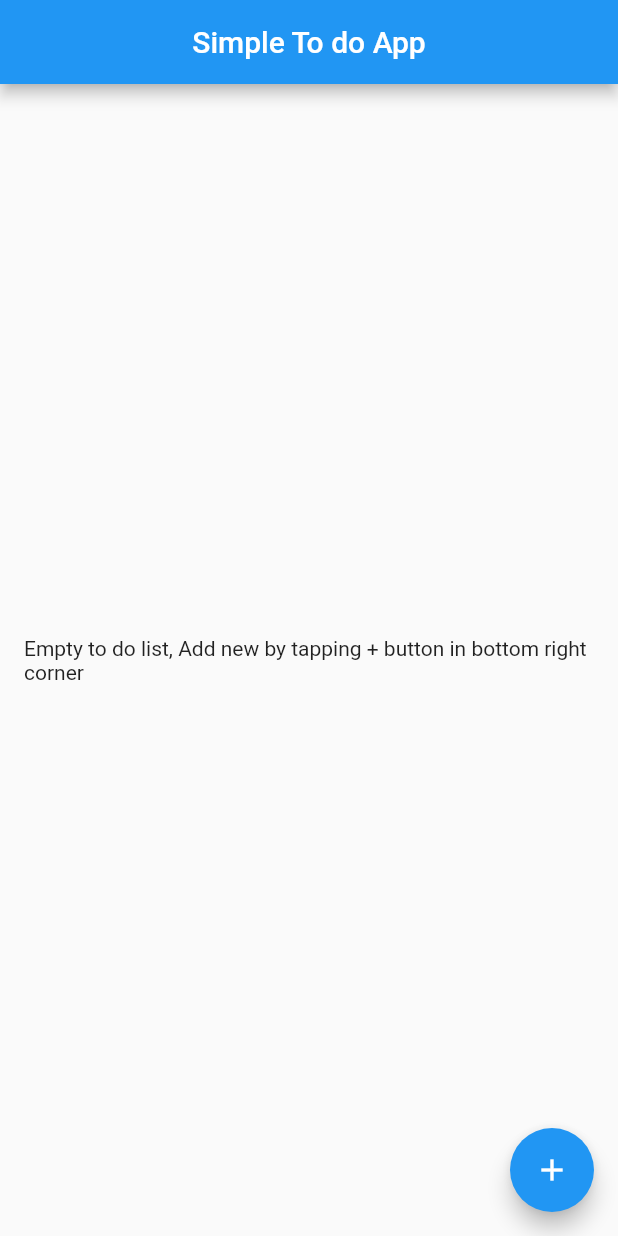
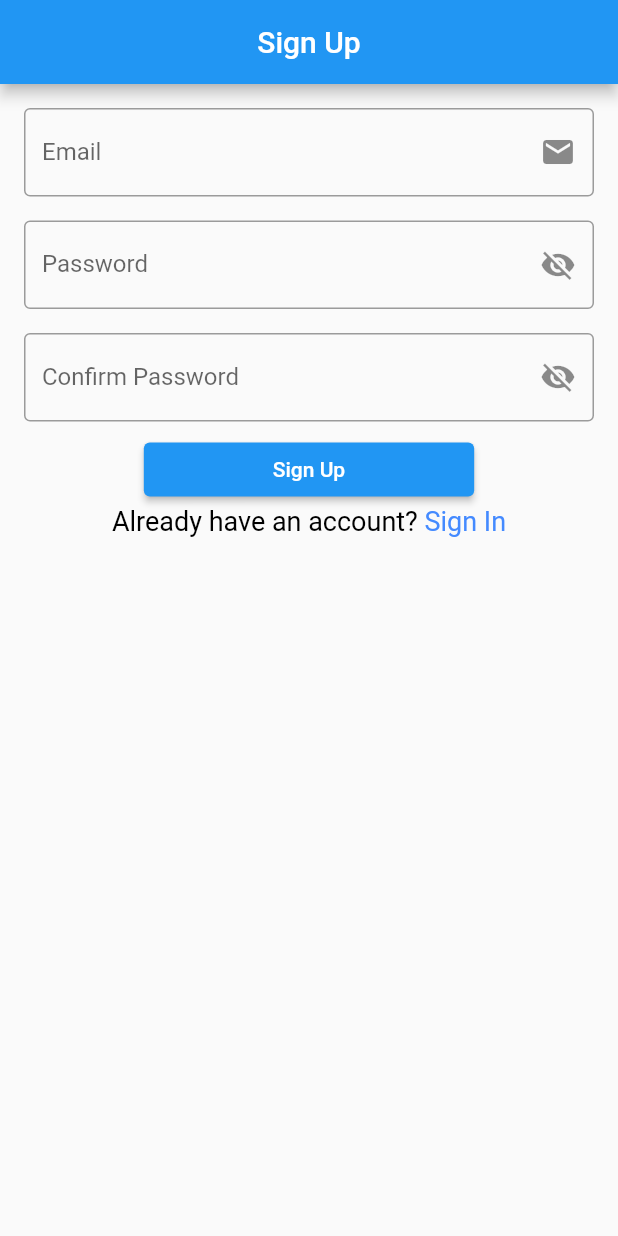
Before and after one commit to Dipesh905/To-do-App, a Flutter app: the screen it shows after launch, on a phone screen of 412 x 824 dp. Run offline on Flutter 3.47's test engine with Material 2 defaults, Android fonts, the phone set to English and light mode, and no system bars; our stand-ins replace cloud_firestore, firebase_auth, firebase_core, flutter_easyloading, flutter_riverpod; accounts and stored records are empty.

Commit message:
firebase auth with email and password implemented

```diff
--- /dev/null
+++ b/lib/controller/signup_screen_provider.dart
@@ -0,0 +1,11 @@
+import 'package:flutter_riverpod/flutter_riverpod.dart';
+
+/// obsecureValueProvider
+final StateProvider<bool> obsecureValueProvider = StateProvider<bool>(
+  (StateProviderRef<bool> ref) => true,
+);
+
+/// obsecureValueProvider
+final StateProvider<bool> confirmPasswordObsecureProvider = StateProvider<bool>(
+  (StateProviderRef<bool> ref) => true,
+);
--- a/lib/main.dart
+++ b/lib/main.dart
@@ -1,7 +1,9 @@
 import 'package:firebase_core/firebase_core.dart';
 import 'package:flutter/material.dart';
+import 'package:flutter_easyloading/flutter_easyloading.dart';
 import 'package:flutter_riverpod/flutter_riverpod.dart';
 import 'package:todoapp/view/screens/home_screen.dart';
+import 'package:todoapp/view/screens/sign_up_screen.dart';
 
 void main() async {
   WidgetsFlutterBinding.ensureInitialized();
@@ -18,7 +20,8 @@ class MyApp extends StatelessWidget {
       theme: ThemeData(
         primarySwatch: Colors.blue,
       ),
-      home: HomeScreen(),
+      home: SignUpScreen(),
+      builder: EasyLoading.init(),
     );
   }
 }
--- a/lib/view/screens/home_screen.dart
+++ b/lib/view/screens/home_screen.dart
@@ -56,13 +56,15 @@ class HomeScreen extends ConsumerWidget {
                     children: <Widget>[
                       InputFieldWidget(
                         controller: _toDoTitleController,
-                        decoration: InputDecoration(hintText: "To do title"),
+                        hintText: "To do title",
+                        //  decoration: InputDecoration(hintText: ),
                         validator: (value) =>
                             value == null ? "Enter the title" : null,
                       ),
                       InputFieldWidget(
                         controller: _toDoRemarksController,
-                        decoration: InputDecoration(hintText: "Remarks"),
+                        hintText: "Remarks",
+                        // decoration: InputDecoration(hintText: "Remarks"),
                         validator: (value) =>
                             value == null ? "Enter the Remarks" : null,
                       ),
--- /dev/null
+++ b/lib/view/screens/sign_up_screen.dart
@@ -0,0 +1,173 @@
+import 'package:firebase_auth/firebase_auth.dart';
+import 'package:flutter/gestures.dart';
+import 'package:flutter/material.dart';
+import 'package:flutter_easyloading/flutter_easyloading.dart';
+import 'package:flutter_riverpod/flutter_riverpod.dart';
+import 'package:todoapp/controller/services/firebase_auth_services.dart';
+import 'package:todoapp/controller/signup_screen_provider.dart';
+import 'package:todoapp/view/screens/sign_in_screen.dart';
+import 'package:todoapp/view/widgets/button_widget.dart';
+import 'package:todoapp/view/widgets/input_field_widget.dart';
+
+class SignUpScreen extends ConsumerWidget {
+  SignUpScreen({super.key});
+
+  final TextEditingController _emailController = TextEditingController();
+  final TextEditingController _passwordController = TextEditingController();
+  final TextEditingController _confirmPasswordController =
+      TextEditingController();
+
+  final FirebaseFunction _firebaseFunction = FirebaseFunction();
+
+  final RegExp _passwordregex =
+      RegExp(r'^(?=.*?[A-Z])(?=.*?[a-z])(?=.*?[0-9])(?=.*?[!@#\$&*~]).{8,}$');
+
+  final RegExp _emailregex = RegExp(
+    r"^[a-zA-Z0-9.a-zA-Z0-9.!#$%&'*+-/=?^_`{|}~]+@[a-zA-Z0-9]+\.[a-zA-Z]+",
+  );
+
+  final GlobalKey<FormState> _signupscreenkey = GlobalKey<FormState>();
+
+  @override
+  Widget build(BuildContext context, WidgetRef ref) => Scaffold(
+        appBar: AppBar(
+          title: const Text('Sign Up'),
+          centerTitle: true,
+        ),
+        body: SingleChildScrollView(
+          child: Padding(
+            padding: const EdgeInsets.all(8),
+            child: Form(
+              key: _signupscreenkey,
+              child: Column(
+                children: <Widget>[
+                  InputFieldWidget(
+                    surfixIcon: const Icon(Icons.email),
+                    validator: (String? value) {
+                      if (value!.isEmpty) {
+                        return 'Please enter your email';
+                      } else if (_emailregex.hasMatch(_emailController.text)) {
+                        return null;
+                      } else {
+                        return 'Invalid email please enter correct email';
+                      }
+                    },
+                    labelText: 'Email',
+                    controller: _emailController,
+                  ),
+                  InputFieldWidget(
+                    obsecureText: ref.watch(obsecureValueProvider),
+                    surfixIcon: IconButton(
+                      onPressed: () {
+                        ref
+                            .read(obsecureValueProvider.notifier)
+                            .update((bool state) => !state);
+                      },
+                      icon: ref.watch(obsecureValueProvider)
+                          ? const Icon(Icons.visibility_off)
+                          : const Icon(Icons.visibility),
+                    ),
+                    validator: (String? value) {
+                      if (value!.isEmpty) {
+                        return 'Please enter your password';
+                      } else if (_passwordregex
+                          .hasMatch(_passwordController.text)) {
+                        return null;
+                      } else {
+                        return 'Use atleast 1 Uppercase,lowercase,Number and Special Character';
+                      }
+                    },
+                    labelText: 'Password',
+                    controller: _passwordController,
+                  ),
+                  InputFieldWidget(
+                    obsecureText: ref.watch(confirmPasswordObsecureProvider),
+                    surfixIcon: IconButton(
+                      onPressed: () {
+                        ref
+                            .read(confirmPasswordObsecureProvider.notifier)
+                            .update((bool state) => !state);
+                      },
+                      icon: ref.watch(confirmPasswordObsecureProvider)
+                          ? const Icon(Icons.visibility_off)
+                          : const Icon(Icons.visibility),
+                    ),
+                    validator: (String? value) {
+                      if (value!.isEmpty) {
+                        return 'Please re-enter your password';
+                      } else if (_confirmPasswordController.text ==
+                          _passwordController.text) {
+                        return null;
+                      } else {
+                        return "Password doesn't match";
+                      }
+                    },
+                    labelText: 'Confirm Password',
+                    controller: _confirmPasswordController,
+                  ),
+                  ButtonWidget(
+                    onPressed: () async {
+                      if (_signupscreenkey.currentState!.validate()) {
+                        try {
+                          await EasyLoading.show();
+                          final UserCredential? userCredential =
+                              await _firebaseFunction
+                                  .createUserWithEmailAndPassword(
+                            emailAddress: _emailController.text,
+                            password: _passwordController.text,
+                            context: context,
+                          );
+
+                          if (userCredential != null) {
+                            await EasyLoading.showSuccess(
+                              'You have successfully created your account',
+                              duration: const Duration(seconds: 5),
+                              dismissOnTap: true,
+                            );
+
+                            _emailController.clear();
+                            _passwordController.clear();
+                            _confirmPasswordController.clear();
+                          }
+                        } catch (err) {
+                          // await EasyLoading.showError(
+                          //   'SomeThing Went Wrong while Logging In,Please Try Again Later',
+                          // );
+                        }
+                      }
+                    },
+                    buttonTitle: 'Sign Up',
+                    padding: const EdgeInsets.symmetric(horizontal: 70),
+                  ),
+                  RichText(
+                    text: TextSpan(
+                      text: 'Already have an account? ',
+                      style: const TextStyle(color: Colors.black, fontSize: 18),
+                      children: <TextSpan>[
+                        TextSpan(
+                          text: 'Sign In',
+                          style: const TextStyle(
+                            color: Colors.blueAccent,
+                            fontSize: 18,
+                          ),
+                          recognizer: TapGestureRecognizer()
+                            ..onTap = () {
+                              Navigator.pushReplacement(
+                                context,
+                                MaterialPageRoute<SignInScreen>(
+                                  builder: (BuildContext context) =>
+                                      SignInScreen(),
+                                ),
+                              );
+                            },
+                        )
+                      ],
+                    ),
+                  ),
+                ],
+              ),
+            ),
+          ),
+        ),
+      );
+}
--- a/lib/view/widgets/input_field_widget.dart
+++ b/lib/view/widgets/input_field_widget.dart
@@ -5,7 +5,6 @@ class InputFieldWidget extends StatelessWidget {
   const InputFieldWidget({
     required this.controller,
     this.labelText,
-    this.decoration,
     this.validator,
     this.obsecureText = false,
     this.readOnly = false,
@@ -68,9 +67,6 @@ class InputFieldWidget extends StatelessWidget {
   /// max lines
   final int? maxLines;
 
-  /// input decoration
-  final InputDecoration? decoration;
-
   /// autofocus
   final bool autofocus;
 
@@ -88,7 +84,14 @@ class InputFieldWidget extends StatelessWidget {
           controller: controller,
           validator: validator,
           maxLength: maxLength,
-          decoration: decoration,
+          decoration: InputDecoration(
+            hintText: hintText,
+            contentPadding: contentPadding,
+            labelText: labelText,
+            helperText: helperText,
+            border: const OutlineInputBorder(),
+            suffixIcon: surfixIcon,
+          ),
           onChanged: onChanged,
         ),
       );
--- a/pubspec.yaml
+++ b/pubspec.yaml
@@ -31,6 +31,8 @@ dependencies:
   cloud_firestore: ^4.9.2
   firebase_core: ^2.16.0
   flutter_riverpod: ^2.4.0
+  firebase_auth: ^4.10.0
+  flutter_easyloading: ^3.0.5
 
 
 
```
Also changed, not shown: lib/controller/services/firebase_auth_services.dart (added, +117 -0 lines), lib/view/screens/sign_in_screen.dart (added, +170 -0 lines), pubspec.lock.
